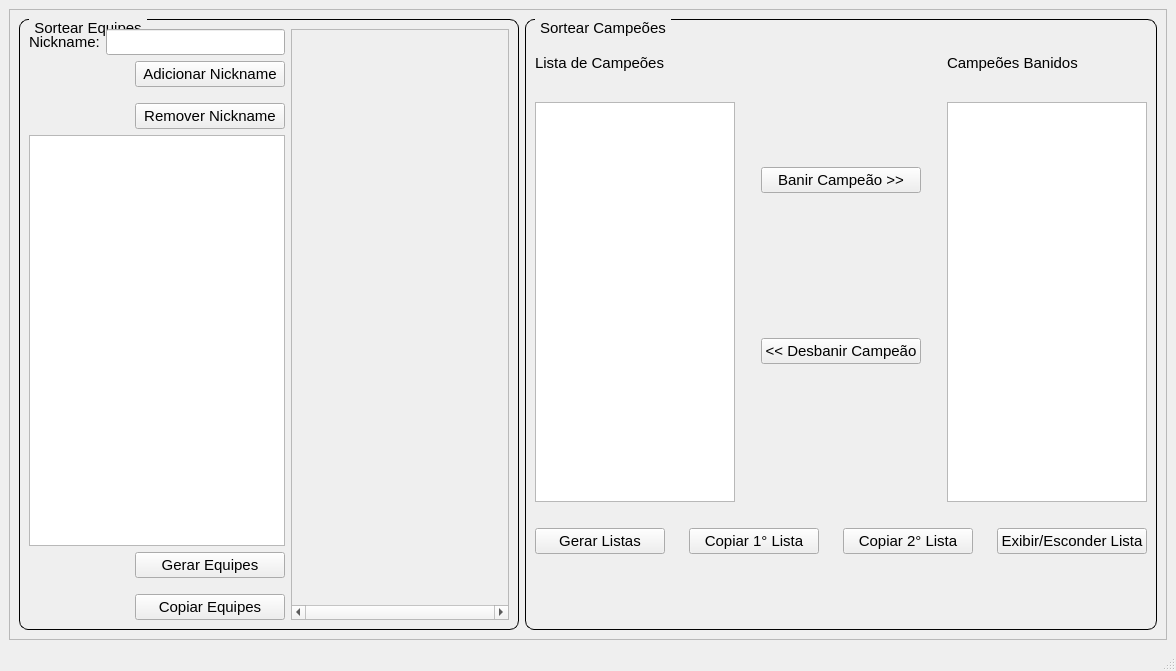
Qt form mainwindow.ui (andrei-carniel/lolsort) before a commit.
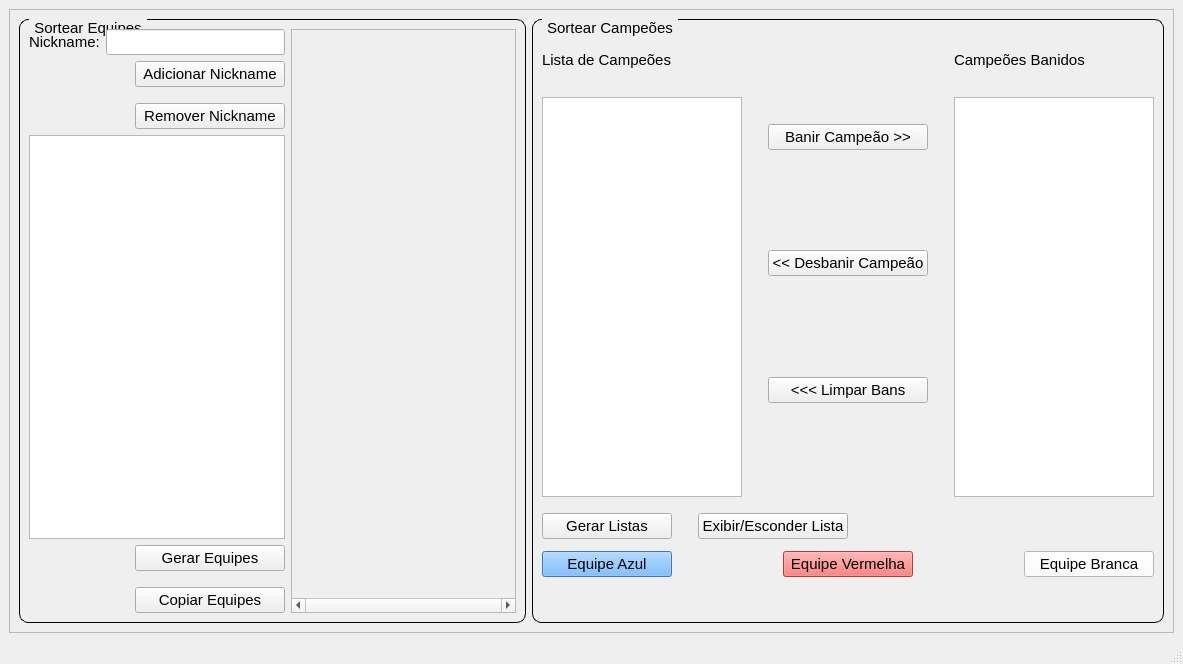
The same form after that commit.

```diff
--- a/mainwindow.ui
+++ b/mainwindow.ui
@@ -6,8 +6,8 @@
    <rect>
     <x>0</x>
     <y>0</y>
-    <width>1176</width>
-    <height>671</height>
+    <width>1183</width>
+    <height>664</height>
    </rect>
   </property>
   <property name="windowTitle">
@@ -31,8 +31,8 @@
         <rect>
          <x>0</x>
          <y>0</y>
-         <width>1156</width>
-         <height>610</height>
+         <width>1163</width>
+         <height>603</height>
         </rect>
        </property>
        <layout class="QGridLayout" name="gridLayout_5">
@@ -279,8 +279,8 @@
                  <rect>
                   <x>0</x>
                   <y>0</y>
-                  <width>188</width>
-                  <height>542</height>
+                  <width>199</width>
+                  <height>535</height>
                  </rect>
                 </property>
                 <layout class="QGridLayout" name="gridLayout_2">
@@ -332,10 +332,6 @@
           </property>
           <layout class="QGridLayout" name="gridLayout_3">
            <item row="0" column="0">
-            <layout class="QVBoxLayout" name="verticalLayout_5">
-             <item>
-              <layout class="QHBoxLayout" name="horizontalLayout_7">
-               <item>
                 <layout class="QVBoxLayout" name="verticalLayout_2">
                  <item>
                   <widget class="QLabel" name="label_2">
@@ -384,7 +380,7 @@
                  </item>
                 </layout>
                </item>
-               <item>
+           <item row="0" column="1">
                 <layout class="QVBoxLayout" name="verticalLayout_3">
                  <item>
                   <spacer name="verticalSpacer">
@@ -532,6 +528,79 @@
                    </item>
                   </layout>
                  </item>
+             <item>
+              <spacer name="verticalSpacer_6">
+               <property name="orientation">
+                <enum>Qt::Vertical</enum>
+               </property>
+               <property name="sizeHint" stdset="0">
+                <size>
+                 <width>20</width>
+                 <height>28</height>
+                </size>
+               </property>
+              </spacer>
+             </item>
+             <item>
+              <layout class="QHBoxLayout" name="horizontalLayout_7">
+               <item>
+                <spacer name="horizontalSpacer_14">
+                 <property name="orientation">
+                  <enum>Qt::Horizontal</enum>
+                 </property>
+                 <property name="sizeType">
+                  <enum>QSizePolicy::Maximum</enum>
+                 </property>
+                 <property name="sizeHint" stdset="0">
+                  <size>
+                   <width>20</width>
+                   <height>20</height>
+                  </size>
+                 </property>
+                </spacer>
+               </item>
+               <item>
+                <widget class="QPushButton" name="button_unban_all">
+                 <property name="minimumSize">
+                  <size>
+                   <width>160</width>
+                   <height>0</height>
+                  </size>
+                 </property>
+                 <property name="maximumSize">
+                  <size>
+                   <width>160</width>
+                   <height>16777215</height>
+                  </size>
+                 </property>
+                 <property name="font">
+                  <font>
+                   <pointsize>11</pointsize>
+                  </font>
+                 </property>
+                 <property name="text">
+                  <string>&lt;&lt;&lt; Limpar Bans</string>
+                 </property>
+                </widget>
+               </item>
+               <item>
+                <spacer name="horizontalSpacer_15">
+                 <property name="orientation">
+                  <enum>Qt::Horizontal</enum>
+                 </property>
+                 <property name="sizeType">
+                  <enum>QSizePolicy::Maximum</enum>
+                 </property>
+                 <property name="sizeHint" stdset="0">
+                  <size>
+                   <width>20</width>
+                   <height>20</height>
+                  </size>
+                 </property>
+                </spacer>
+               </item>
+              </layout>
+             </item>
                  <item>
                   <spacer name="verticalSpacer_3">
                    <property name="orientation">
@@ -547,7 +616,7 @@
                  </item>
                 </layout>
                </item>
-               <item>
+           <item row="0" column="2">
                 <layout class="QVBoxLayout" name="verticalLayout_4">
                  <item>
                   <widget class="QLabel" name="label_3">
@@ -596,12 +665,12 @@
                  </item>
                 </layout>
                </item>
-              </layout>
-             </item>
+           <item row="1" column="0" colspan="3">
+            <layout class="QVBoxLayout" name="verticalLayout_5">
              <item>
-              <layout class="QHBoxLayout" name="horizontalLayout_8">
+              <layout class="QHBoxLayout" name="horizontalLayout_9">
                <property name="topMargin">
-                <number>20</number>
+                <number>10</number>
                </property>
                <item>
                 <widget class="QPushButton" name="button_generate_champions_list">
@@ -632,6 +701,46 @@
                  <property name="orientation">
                   <enum>Qt::Horizontal</enum>
                  </property>
+                 <property name="sizeType">
+                  <enum>QSizePolicy::Maximum</enum>
+                 </property>
+                 <property name="sizeHint" stdset="0">
+                  <size>
+                   <width>20</width>
+                   <height>20</height>
+                  </size>
+                 </property>
+                </spacer>
+               </item>
+               <item>
+                <widget class="QPushButton" name="button_show_hide">
+                 <property name="minimumSize">
+                  <size>
+                   <width>150</width>
+                   <height>0</height>
+                  </size>
+                 </property>
+                 <property name="maximumSize">
+                  <size>
+                   <width>150</width>
+                   <height>16777215</height>
+                  </size>
+                 </property>
+                 <property name="font">
+                  <font>
+                   <pointsize>11</pointsize>
+                  </font>
+                 </property>
+                 <property name="text">
+                  <string>Exibir/Esconder Lista</string>
+                 </property>
+                </widget>
+               </item>
+               <item>
+                <spacer name="horizontalSpacer_10">
+                 <property name="orientation">
+                  <enum>Qt::Horizontal</enum>
+                 </property>
                  <property name="sizeHint" stdset="0">
                   <size>
                    <width>18</width>
@@ -640,6 +749,13 @@
                  </property>
                 </spacer>
                </item>
+              </layout>
+             </item>
+             <item>
+              <layout class="QHBoxLayout" name="horizontalLayout_8">
+               <property name="topMargin">
+                <number>6</number>
+               </property>
                <item>
                 <widget class="QPushButton" name="button_cp_first">
                  <property name="minimumSize">
@@ -659,8 +775,13 @@
                    <pointsize>11</pointsize>
                   </font>
                  </property>
+                 <property name="styleSheet">
+                  <string notr="true">QPushButton {
+    background-color: rgb(85, 170, 255);
+}</string>
+                 </property>
                  <property name="text">
-                  <string>Copiar 1° Lista</string>
+                  <string>Equipe Azul</string>
                  </property>
                 </widget>
                </item>
@@ -669,9 +790,12 @@
                  <property name="orientation">
                   <enum>Qt::Horizontal</enum>
                  </property>
+                 <property name="sizeType">
+                  <enum>QSizePolicy::Expanding</enum>
+                 </property>
                  <property name="sizeHint" stdset="0">
                   <size>
-                   <width>18</width>
+                   <width>20</width>
                    <height>20</height>
                   </size>
                  </property>
@@ -696,8 +820,16 @@
                    <pointsize>11</pointsize>
                   </font>
                  </property>
+                 <property name="autoFillBackground">
+                  <bool>false</bool>
+                 </property>
+                 <property name="styleSheet">
+                  <string notr="true">QPushButton {
+    background-color: rgb(255, 82, 82);
+}</string>
+                 </property>
                  <property name="text">
-                  <string>Copiar 2° Lista</string>
+                  <string>Equipe Vermelha</string>
                  </property>
                 </widget>
                </item>
@@ -706,25 +838,28 @@
                  <property name="orientation">
                   <enum>Qt::Horizontal</enum>
                  </property>
+                 <property name="sizeType">
+                  <enum>QSizePolicy::Expanding</enum>
+                 </property>
                  <property name="sizeHint" stdset="0">
                   <size>
-                   <width>18</width>
+                   <width>20</width>
                    <height>20</height>
                   </size>
                  </property>
                 </spacer>
                </item>
                <item>
-                <widget class="QPushButton" name="button_show_hide">
+                <widget class="QPushButton" name="button_cp_third">
                  <property name="minimumSize">
                   <size>
-                   <width>150</width>
+                   <width>130</width>
                    <height>0</height>
                   </size>
                  </property>
                  <property name="maximumSize">
                   <size>
-                   <width>150</width>
+                   <width>130</width>
                    <height>16777215</height>
                   </size>
                  </property>
@@ -733,8 +868,13 @@
                    <pointsize>11</pointsize>
                   </font>
                  </property>
+                 <property name="styleSheet">
+                  <string notr="true">QPushButton {
+    background-color: rgb(255, 255, 255);
+}</string>
+                 </property>
                  <property name="text">
-                  <string>Exibir/Esconder Lista</string>
+                  <string>Equipe Branca</string>
                  </property>
                 </widget>
                </item>
@@ -743,7 +883,7 @@
              <item>
               <layout class="QHBoxLayout" name="horizontalLayout_10">
                <property name="topMargin">
-                <number>40</number>
+                <number>10</number>
                </property>
                <item>
                 <widget class="QLabel" name="label_champions_g1">
@@ -785,6 +925,34 @@
                  </property>
                 </widget>
                </item>
+               <item>
+                <spacer name="horizontalSpacer_13">
+                 <property name="orientation">
+                  <enum>Qt::Horizontal</enum>
+                 </property>
+                 <property name="sizeType">
+                  <enum>QSizePolicy::Maximum</enum>
+                 </property>
+                 <property name="sizeHint" stdset="0">
+                  <size>
+                   <width>20</width>
+                   <height>20</height>
+                  </size>
+                 </property>
+                </spacer>
+               </item>
+               <item>
+                <widget class="QLabel" name="label_champions_g3">
+                 <property name="font">
+                  <font>
+                   <pointsize>13</pointsize>
+                  </font>
+                 </property>
+                 <property name="text">
+                  <string/>
+                 </property>
+                </widget>
+               </item>
               </layout>
              </item>
             </layout>
```
Left out of the diff: 2 changed lines with no effect on the pictures. Lines whose indentation alone changed are shown as unchanged.
